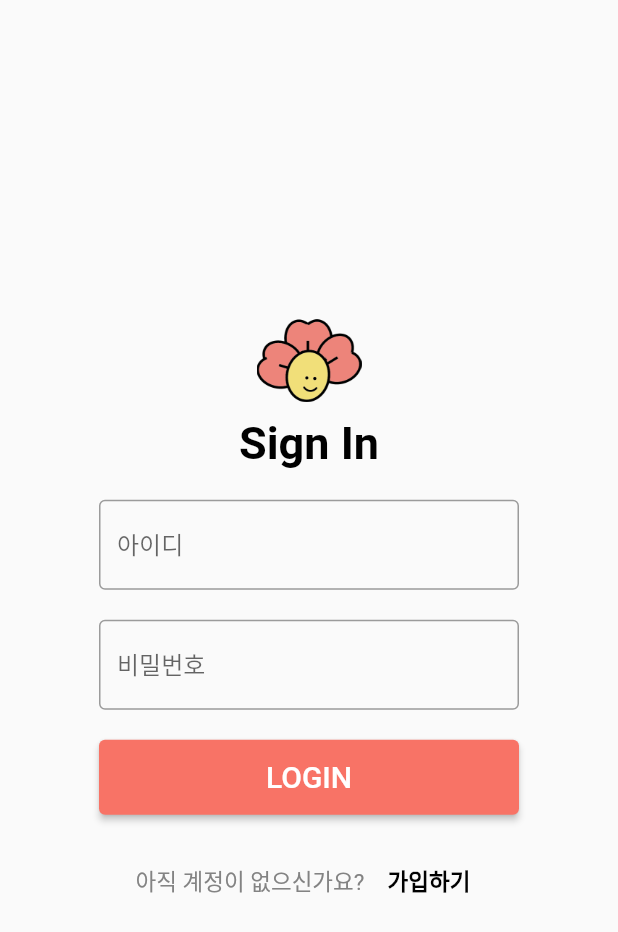
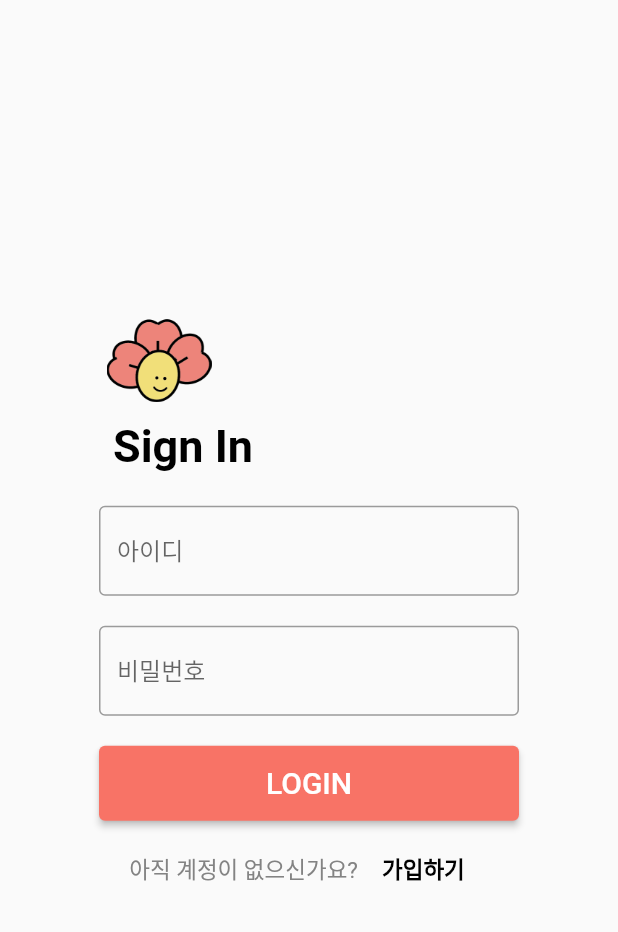
Before and after one commit to M1nseoPark/FlowerSunset, a Flutter app: the LoginPage screen opened directly, on a phone screen of 412 x 824 dp. Shown: the top 932 px of the screen. Run offline on Flutter 3.47's test engine with Material 2 defaults, Android fonts, the phone set to English and light mode, and no system bars; our stand-ins replace firebase_core, firebase_database, google_mobile_ads, location; accounts and stored records are empty.

Commit message:
Make Login Page 3

```diff
--- a/lib/intro.dart
+++ b/lib/intro.dart
@@ -25,7 +25,7 @@ class _IntroPage extends State<IntroPage> {
   onDoneLoading() async {
     // Navigator - 페이지 이동
     // 현재 페이지를 스택에 남겨놓고 MyHomePage로 이동
-    Navigator.of(context).pushReplacement(MaterialPageRoute(builder: (context) => MyHomePage()));
+    Navigator.of(context).pushReplacement(MaterialPageRoute(builder: (context) => LoginPage()));
   }
 
   @override
--- a/lib/login.dart
+++ b/lib/login.dart
@@ -2,6 +2,7 @@ import 'dart:async';
 import 'dart:convert';
 import 'dart:math';
 
+import 'package:flower_sunset/signPage.dart';
 import 'package:flutter/material.dart';
 import 'package:firebase_database/firebase_database.dart';
 import 'package:crypto/crypto.dart';
@@ -31,10 +32,6 @@ class _LoginPage extends State<LoginPage> {
     _idTextController = TextEditingController();
     _pwTextController = TextEditingController();
 
-    // _animationController = AnimationController(duration: Duration(seconds: 3), vsync: this);
-    // _animation = Tween<double>(begin: 0, end: pi * 2).animate(_animationController!);
-    // _animationController!.repeat();
-
     Timer(Duration(seconds: 2), () {
       setState(() {
         opacity = 1;
@@ -60,16 +57,12 @@ class _LoginPage extends State<LoginPage> {
               child: Column(
                 mainAxisAlignment: MainAxisAlignment.center,
                 children: <Widget>[
-                  // AnimatedBuilder(
-                  //     animation: _animationController!,
-                  //     builder: (context, widget) {
-                  //       return Transform.rotate(
-                  //           angle: _animation!.value,
-                  //           child: widget,);
-                  //     })
-                  Image.asset('repo/images/logo.png', width: 70,),
                   Padding(
-                    padding: EdgeInsets.all(10),
+                    padding: EdgeInsets.fromLTRB(0, 0, 200, 0),
+                    child: Image.asset('repo/images/logo.png', width: 70,),
+                  ),
+                  Padding(
+                    padding: EdgeInsets.fromLTRB(12, 12, 180, 12),
                     child: Text(
                       'Sign In',
                       style: TextStyle(color: Colors.black, fontSize: 30, fontWeight: FontWeight.bold),
@@ -111,7 +104,7 @@ class _LoginPage extends State<LoginPage> {
 
                   // ##### 로그인 버튼 #####
                   Padding(
-                    padding: EdgeInsets.all(10),
+                    padding: EdgeInsets.fromLTRB(10, 10, 10, 0),
                     child: SizedBox(
                       width: 280,
                       height: 50,
@@ -159,22 +152,27 @@ class _LoginPage extends State<LoginPage> {
                   Row(
                     mainAxisAlignment: MainAxisAlignment.center,
                     children: <Widget>[
-                      Padding(
-                        padding: EdgeInsets.only(top: 10),
-                        child: Text(
+                      Text(
                           '아직 계정이 없으신가요?',
                           style: TextStyle(color: Color(0xff838383), fontSize: 15),
-                        ),
                       ),
-                      Padding(
-                        padding: EdgeInsets.only(top: 10),
-                        child: TextButton(
+                      TextButton(
                           onPressed: () {
                             Navigator.of(context).pushNamed('/sign');
                           },
-                          child: Text('  가입하기',
-                            style: TextStyle(color: Colors.black, fontSize: 15, fontWeight: FontWeight.bold),),
-                        ),
+                          child: TextButton(
+                            onPressed: () {
+                              Navigator.push(
+                                  context,
+                                  MaterialPageRoute(builder: (context) => SignUpPage())
+                              );
+                            },
+                            child: Text(
+                              '가입하기', //title
+                              // textAlign: TextAlign.end,
+                              style: TextStyle(color: Colors.black, fontSize: 15, fontWeight: FontWeight.bold),
+                            ),
+                          ),
                       ),
                     ],
                   )
```
Also changed, not shown: lib/donateList.dart (+7 -1 lines), lib/signPage.dart (+23 -10 lines).
